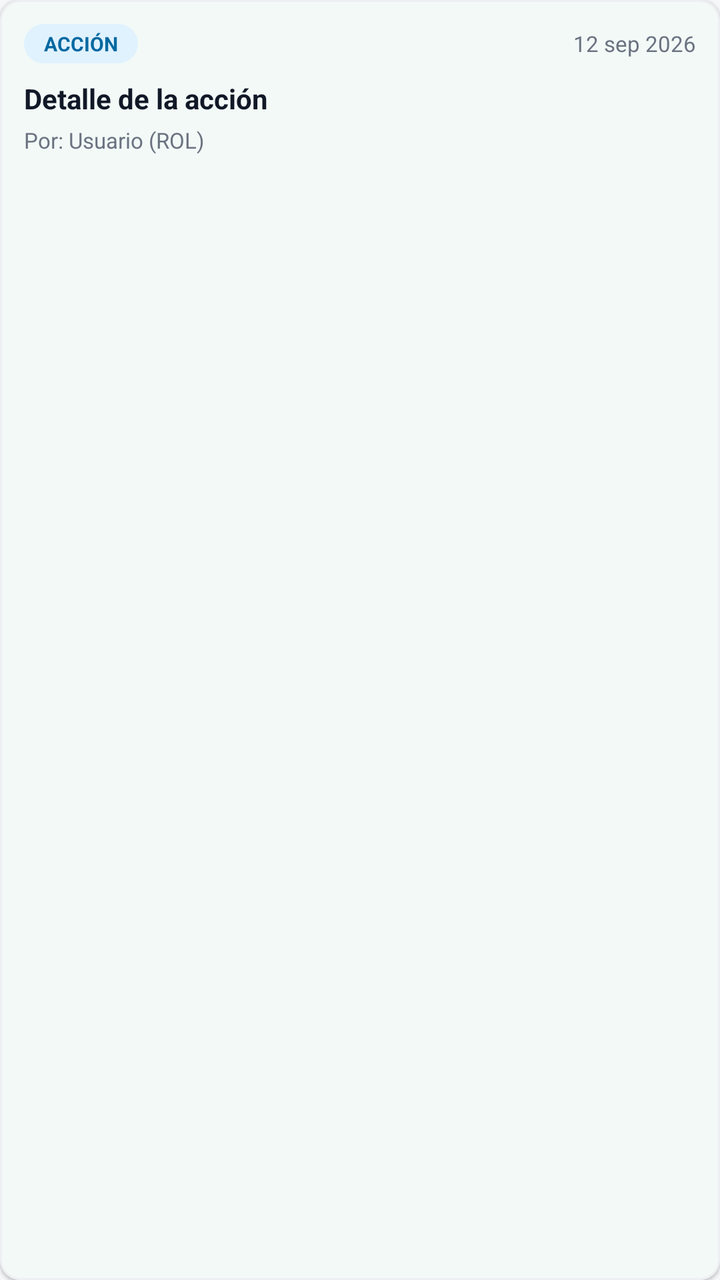
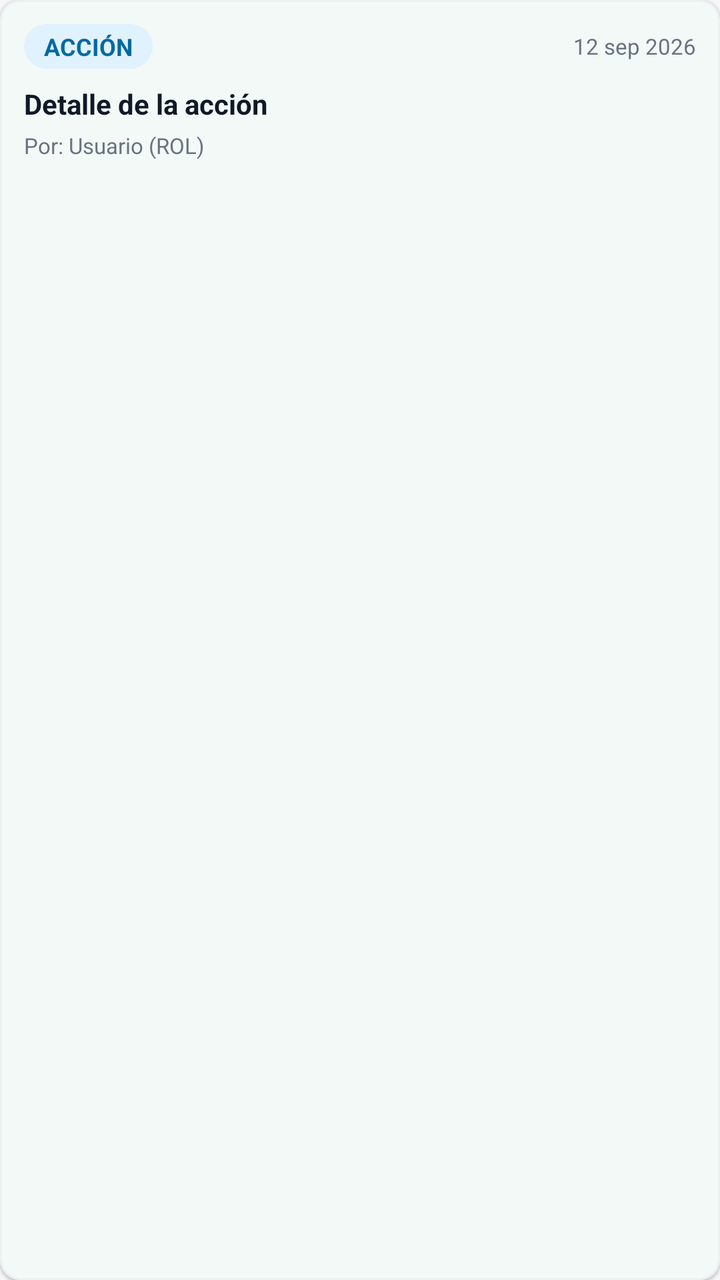

An Android layout rendered at two revisions. The XML below is the earlier revision; the diff shows what the commit changed to produce the second picture.
<!-- AndroidManifest.xml: application theme Theme.BienestarUPC -->
<!-- res/layout/item_audit.xml -->
<?xml version="1.0" encoding="utf-8"?>
<com.google.android.material.card.MaterialCardView
    xmlns:android="http://schemas.android.com/apk/res/android"
    xmlns:app="http://schemas.android.com/apk/res-auto"
    android:layout_width="match_parent"
    android:layout_height="wrap_content"
    android:layout_marginHorizontal="16dp"
    android:layout_marginVertical="4dp"
    app:cardBackgroundColor="@color/white_card"
    app:cardCornerRadius="10dp"
    app:cardElevation="1dp">

    <LinearLayout
        android:layout_width="match_parent"
        android:layout_height="wrap_content"
        android:orientation="vertical"
        android:padding="12dp">

        <LinearLayout
            android:layout_width="match_parent"
            android:layout_height="wrap_content"
            android:orientation="horizontal"
            android:gravity="center_vertical">

            <TextView
                android:id="@+id/txt_audit_tipo"
                android:layout_width="wrap_content"
                android:layout_height="wrap_content"
                android:background="@drawable/badge_info"
                android:paddingHorizontal="10dp"
                android:paddingVertical="3dp"
                android:text="ACCIÓN"
                android:textColor="@color/info_text"
                android:textSize="10sp"
                android:textStyle="bold" />

            <TextView
                android:id="@+id/txt_audit_fecha"
                android:layout_width="0dp"
                android:layout_height="wrap_content"
                android:layout_weight="1"
                android:layout_marginStart="8dp"
                android:text="12 sep 2026"
                android:textColor="@color/text_secondary"
                android:textSize="11sp"
                android:gravity="end" />
        </LinearLayout>

        <TextView
            android:id="@+id/txt_audit_detalle"
            android:layout_width="match_parent"
            android:layout_height="wrap_content"
            android:layout_marginTop="8dp"
            android:text="Detalle de la acción"
            android:textColor="@color/text_primary"
            android:textSize="14sp"
            android:textStyle="bold" />

        <TextView
            android:id="@+id/txt_audit_autor"
            android:layout_width="wrap_content"
            android:layout_height="wrap_content"
            android:layout_marginTop="4dp"
            android:text="Por: Usuario (ROL)"
            android:textColor="@color/text_secondary"
            android:textSize="11sp" />
    </LinearLayout>
</com.google.android.material.card.MaterialCardView>
<!-- resources referenced by this layout -->
<resources>
  <color name="info_text">#0369A1</color>
  <color name="text_primary">#111827</color>
  <color name="text_secondary">#6B7280</color>
  <color name="white_card">#FFFFFF</color>
  <!-- drawable badge_info (drawable) -->
  <?xml version="1.0" encoding="utf-8"?>
  <shape xmlns:android="http://schemas.android.com/apk/res/android"
      android:shape="rectangle">
      <solid android:color="@color/info_bg" />
      <corners android:radius="20dp" />
  </shape>
  <color name="info_bg">#E0F2FE</color>
  <color name="green_primary">#059669</color>
  <color name="green_container">#D1FAE5</color>
  <color name="on_primary_container">#053B2A</color>
  <color name="teal_primary">#0D9488</color>
  <color name="teal_light">#CCFBF1</color>
  <color name="background_gray">#F6F7F9</color>
  <color name="surface_container_low">#F8FAFC</color>
  <color name="surface_container">#EFF2F5</color>
  <color name="surface_container_high">#E7EAEE</color>
  <color name="surface_container_highest">#DEE2E8</color>
  <color name="surface_outline">#C9CFD8</color>
  <color name="surface_outline_variant">#E4E7EC</color>
  <color name="error_text">#DC2626</color>
  <color name="green_primary_dark">#047857</color>
  <style name="Widget.BienestarUPC.Card" parent="Widget.Material3.CardView.Elevated">
          <item name="cardCornerRadius">20dp</item>
          <item name="cardElevation">1dp</item>
          <item name="cardBackgroundColor">@color/white_card</item>
          <item name="strokeColor">@color/stroke_color</item>
          <item name="strokeWidth">1dp</item>
          <item name="rippleColor">@color/green_light</item>
      </style>
  <style name="BottomNavigationStyle" parent="Widget.Material3.BottomNavigationView">
          <item name="android:background">@color/nav_background</item>
          <item name="itemIconSize">24dp</item>
          <item name="itemRippleColor">@color/green_light</item>
          <item name="itemIconTint">@color/nav_item_text_color</item>
          <item name="itemTextColor">@color/nav_item_text_color</item>
          <item name="elevation">8dp</item>
      </style>
  <style name="Widget.BienestarUPC.Chip" parent="Widget.Material3.Chip.Filter">
          <item name="chipCornerRadius">20dp</item>
          <item name="chipMinHeight">36dp</item>
          <item name="chipBackgroundColor">@color/chip_bg</item>
          <item name="android:textColor">@color/chip_text</item>
          <item name="chipStrokeWidth">1dp</item>
          <item name="chipStrokeColor">@color/stroke_color</item>
      </style>
  <style name="ThemeOverlay.BienestarUPC.MaterialAlertDialog" parent="ThemeOverlay.Material3.MaterialAlertDialog">
          <item name="shapeAppearanceOverlay">@style/ShapeAppearance.BienestarUPC.Dialog</item>
          <item name="colorSecondary">@color/green_primary</item>
      </style>
  <style name="Widget.BienestarUPC.Snackbar" parent="Widget.Material3.Snackbar">
          <item name="backgroundTint">@color/text_primary</item>
          <item name="android:textColor">@color/white_card</item>
          <item name="shapeAppearanceOverlay">@style/ShapeAppearance.BienestarUPC.Snackbar</item>
      </style>
  <color name="gray_medium">#9CA3AF</color>
  <color name="stroke_color">#EDEFF2</color>
  <color name="green_light">#D1FAE5</color>
  <color name="nav_background">#FFFFFF</color>
  <color name="chip_bg">#F3F4F6</color>
  <color name="chip_text">#111827</color>
  <style name="ShapeAppearance.BienestarUPC.Dialog" parent="ShapeAppearance.Material3.LargeComponent">
          <item name="cornerSize">24dp</item>
      </style>
  <style name="ShapeAppearance.BienestarUPC.Snackbar" parent="ShapeAppearance.Material3.MediumComponent">
          <item name="cornerFamily">rounded</item>
          <item name="cornerSize">14dp</item>
      </style>
  <!-- unchanged entries left out for length: 3 -->
</resources>

<!-- the commit's change to res/layout/item_audit.xml (unified diff, before → after) -->
@@ -31,7 +31,7 @@
                 android:paddingVertical="3dp"
                 android:text="ACCIÓN"
                 android:textColor="@color/info_text"
-                android:textSize="10sp"
+                android:textSize="12sp"
                 android:textStyle="bold" />
 
             <TextView
